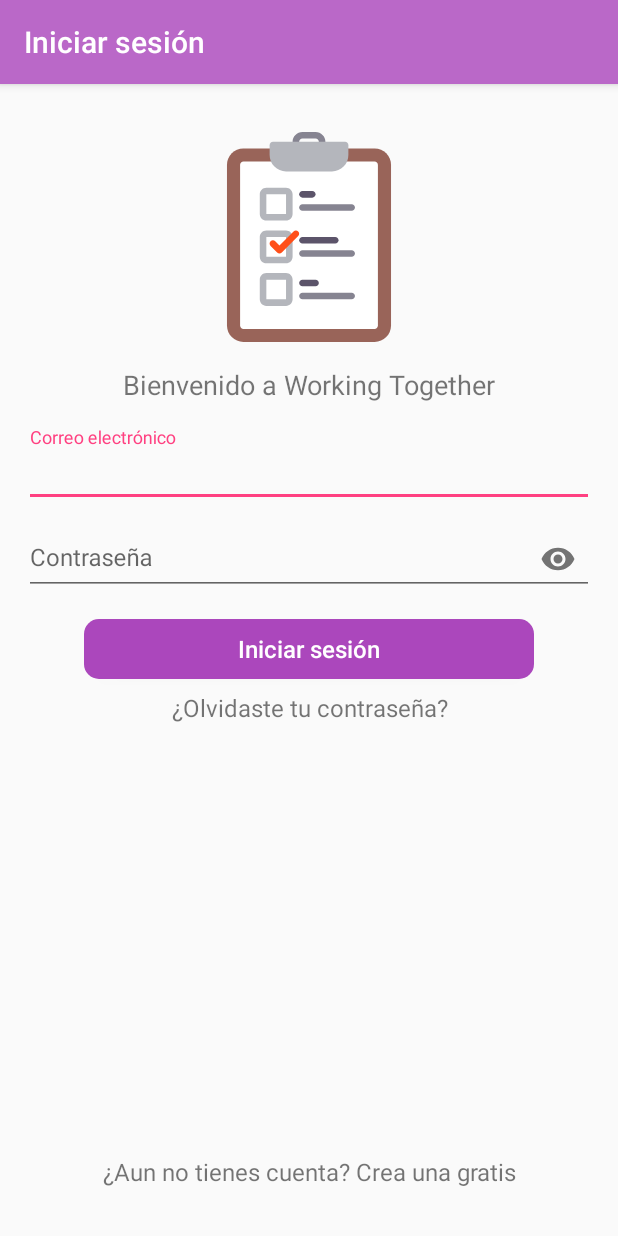
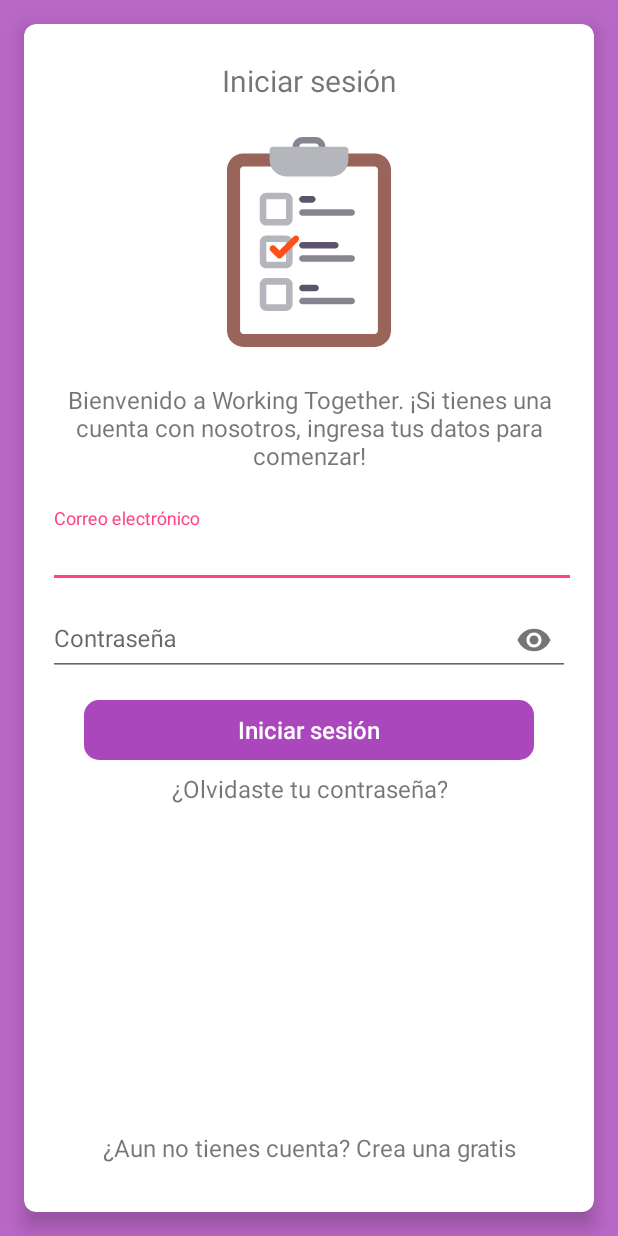
Before and after one commit to carlosarroyoam/Working-Together, an Android app: the screen it shows after launch (Signin), on a phone screen of 412 x 824 dp. Run offline under Robolectric (Android 15) with nearby library versions, the phone set to English and light mode, and no system bars.

```diff
--- a/app/src/main/AndroidManifest.xml
+++ b/app/src/main/AndroidManifest.xml
@@ -20,6 +20,7 @@
         </activity>
         <activity
             android:name=".Signin"
+            android:theme="@style/AppTheme.NoActionBar"
             android:configChanges="keyboardHidden|orientation|screenSize"
             android:label="@string/layout_signin_name"
             android:windowSoftInputMode="adjustNothing" />
@@ -28,7 +29,6 @@
             android:configChanges="keyboardHidden|orientation|screenSize"
             android:label="@string/layout_signup_name"
             android:parentActivityName=".Signin" />
-        <activity android:name=".NotificationsTray" />
         <activity
             android:name=".parent.ParentDashboard"
             android:configChanges="keyboardHidden|orientation|screenSize"
--- a/app/src/main/java/com/workingtogether/workingtogether/Signin.java
+++ b/app/src/main/java/com/workingtogether/workingtogether/Signin.java
@@ -1,6 +1,7 @@
 package com.workingtogether.workingtogether;
 
 import android.content.Intent;
+import android.content.res.Configuration;
 import android.support.design.widget.TextInputLayout;
 import android.support.v7.app.AppCompatActivity;
 import android.os.Bundle;
--- a/app/src/main/res/layout/activity_signin.xml
+++ b/app/src/main/res/layout/activity_signin.xml
@@ -10,53 +10,81 @@
         xmlns:tools="http://schemas.android.com/tools"
         android:layout_width="match_parent"
         android:layout_height="match_parent"
+        android:background="@color/colorPrimary"
+        tools:context=".Signin" >
+
+        <android.support.v7.widget.CardView
+            android:layout_width="wrap_content"
+            android:layout_height="wrap_content"
+            android:layout_margin="@dimen/margin"
             android:padding="@dimen/padding"
-        tools:context=".Signin">
+            android:layout_centerHorizontal="true"
+            app:cardCornerRadius="8dp"
+            app:cardElevation="8dp">
+
+            <RelativeLayout
+                xmlns:android="http://schemas.android.com/apk/res/android"
+                xmlns:app="http://schemas.android.com/apk/res-auto"
+                xmlns:tools="http://schemas.android.com/tools"
+                android:layout_width="wrap_content"
+                android:layout_height="match_parent"
+                android:padding="@dimen/padding" >
+
+                <TextView
+                    android:id="@+id/title_txt"
+                    android:layout_width="@dimen/txt_width"
+                    android:layout_height="wrap_content"
+                    android:layout_centerHorizontal="true"
+                    android:layout_margin="@dimen/half_margin"
+                    android:text="@string/layout_signin_name"
+                    android:textAlignment="center"
+                    android:textSize="@dimen/txt_title_text_size" />
 
                 <ImageView
                     android:id="@+id/image"
                     android:layout_width="@dimen/squared_app_icon_size"
                     android:layout_height="@dimen/squared_app_icon_size"
                     android:layout_centerHorizontal="true"
+                    android:layout_below="@+id/title_txt"
                     android:layout_margin="@dimen/margin"
                     app:srcCompat="@drawable/ic_activities" />
 
                 <TextView
                     android:id="@+id/textview"
-            android:layout_width="match_parent"
+                    android:layout_width="@dimen/txt_width"
                     android:layout_height="wrap_content"
+                    android:layout_centerHorizontal="true"
+                    android:layout_margin="@dimen/half_margin"
                     android:layout_below="@+id/image"
                     android:text="@string/txt_signin_msg"
                     android:textAlignment="center"
-            android:textSize="@dimen/txt_subtitle_text_size" />
+                    android:textSize="@dimen/txt_text_size" />
 
                 <android.support.design.widget.TextInputLayout
                     android:id="@+id/activity_signin_user_etxt"
-            android:layout_width="match_parent"
+                    android:layout_width="@dimen/etxt_width"
                     android:layout_height="wrap_content"
+                    android:layout_marginTop="@dimen/margin"
                     android:layout_below="@+id/textview"
-            android:layout_marginTop="@dimen/margin">
+                    android:layout_centerHorizontal="true">
 
                     <EditText
-                android:layout_width="match_parent"
+                        android:layout_width="@dimen/etxt_width"
                         android:layout_height="wrap_content"
                         android:hint="@string/etxt_user"
                         android:imeOptions="flagNoExtractUi"
                         android:inputType="textEmailAddress"
                         android:textSize="@dimen/etxt_text_size" />
 
-            <!--android:paddingRight="@dimen/padding"
-            android:drawableRight="@drawable/ic_email_24dp"
-            android:drawableTint="@color/colorAccent"-->
-
                 </android.support.design.widget.TextInputLayout>
 
                 <android.support.design.widget.TextInputLayout
                     android:id="@+id/activity_signin_pass_etxt"
-            android:layout_width="match_parent"
+                    android:layout_width="@dimen/etxt_width"
                     android:layout_height="wrap_content"
                     android:layout_below="@+id/activity_signin_user_etxt"
-            app:passwordToggleEnabled="true" >
+                    android:layout_centerHorizontal="true"
+                    app:passwordToggleEnabled="true">
 
                     <EditText
                         android:layout_width="match_parent"
@@ -84,8 +112,9 @@
 
                 <TextView
                     android:id="@+id/activity_signin_forgot_password_btn"
-            android:layout_width="match_parent"
+                    android:layout_width="wrap_content"
                     android:layout_height="wrap_content"
+                    android:layout_centerHorizontal="true"
                     android:layout_below="@+id/activity_signin_signin_btn"
                     android:layout_marginTop="@dimen/half_margin"
                     android:onClick="forgotPassword"
@@ -95,8 +124,9 @@
 
                 <TextView
                     android:id="@+id/activity_signin_signup_btn"
-            android:layout_width="match_parent"
+                    android:layout_width="wrap_content"
                     android:layout_height="wrap_content"
+                    android:layout_centerHorizontal="true"
                     android:layout_alignParentBottom="true"
                     android:onClick="signup"
                     android:padding="@dimen/padding"
@@ -105,11 +135,16 @@
                     android:textSize="@dimen/txt_text_size" />
 
                 <Space
-            android:layout_width="match_parent"
+                    android:layout_width="wrap_content"
                     android:layout_height="wrap_content"
+                    android:layout_centerHorizontal="true"
                     android:layout_below="@id/activity_signin_forgot_password_btn"
                     android:layout_margin="@dimen/double_margin" />
 
             </RelativeLayout>
 
+        </android.support.v7.widget.CardView>
+
+    </RelativeLayout>
+
 </ScrollView>
--- a/app/src/main/res/layout/header_notification_drawer_view.xml
+++ b/app/src/main/res/layout/header_notification_drawer_view.xml
@@ -6,9 +6,10 @@
     android:background="@color/colorPrimaryDark">
 
     <ImageView
-        android:layout_width="match_parent"
+        android:layout_width="200dp"
         android:layout_height="200dp"
-        android:src="@drawable/ic_homeworks"
+        android:layout_gravity="right"
+        android:src="@drawable/ic_notification"
         android:scaleType="centerCrop" />
 
     <TextView
--- a/app/src/main/res/menu/menu_dashboard.xml
+++ b/app/src/main/res/menu/menu_dashboard.xml
@@ -4,16 +4,16 @@
 
     <group android:checkableBehavior="single">
         <item
-            android:id="@+id/menu_seccion_4"
+            android:id="@+id/menu_dashboard_1"
             android:icon="@drawable/ic_activities"
             android:title="seccion_1" />
         <item
-            android:id="@+id/menu_seccion_7"
+            android:id="@+id/menu_dashboard_2"
             android:icon="@drawable/ic_semaphore"
             android:title="seccion_2" />
         <item
             android:id="@+id/menu_dashboard_notifications"
-            android:icon="@drawable/ic_homeworks"
+            android:icon="@drawable/ic_notification"
             android:title="Notificaciones"
             app:showAsAction="always"/>
     </group>
--- a/app/src/main/res/values/dimens.xml
+++ b/app/src/main/res/values/dimens.xml
@@ -21,13 +21,9 @@
     <dimen name="etxt_text_size">16sp</dimen>
     <dimen name="btn_text_size">16sp</dimen>
 
+    <dimen name="etxt_width">400dp</dimen>
+    <dimen name="txt_width">400dp</dimen>
     <dimen name="btn_width">300dp</dimen>
     <dimen name="btn_height">40dp</dimen>
-    <!-- Default screen margins, per the Android Design guidelines. -->
-    <dimen name="activity_horizontal_margin">16dp</dimen>
-    <dimen name="activity_vertical_margin">16dp</dimen>
-    <dimen name="nav_header_vertical_spacing">8dp</dimen>
-    <dimen name="nav_header_height">176dp</dimen>
-    <dimen name="fab_margin">16dp</dimen>
 
 </resources>
--- a/app/src/main/res/values/strings.xml
+++ b/app/src/main/res/values/strings.xml
@@ -30,7 +30,7 @@
     <string name="etxt_lastname">Apellidos</string>
     <string name="etxt_email">Correo electrónico</string>
 
-    <string name="txt_signin_msg">Bienvenido a Working Together</string>
+    <string name="txt_signin_msg">Bienvenido a Working Together. ¡Si tienes una cuenta con nosotros, ingresa tus datos para comenzar!</string>
     <string name="txt_signup_msg">Ingresa tus datos</string>
     <string name="txt_no_account_msg">¿Aun no tienes cuenta? Crea una gratis</string>
 
```
Also changed, not shown: app/src/main/java/com/workingtogether/workingtogether/NotificationsTray.java (deleted, +0 -13 lines), app/src/main/res/drawable/ic_board.xml (added, +18 -0 lines), app/src/main/res/drawable/ic_message.xml (added, +21 -0 lines), app/src/main/res/drawable/ic_notification.xml (added, +14 -0 lines), app/src/main/res/drawable/ic_teachers.xml (added, +34 -0 lines), app/src/main/res/layout/activity_notifications_tray.xml (deleted, +0 -10 lines). Lines whose indentation alone changed are shown as unchanged.
